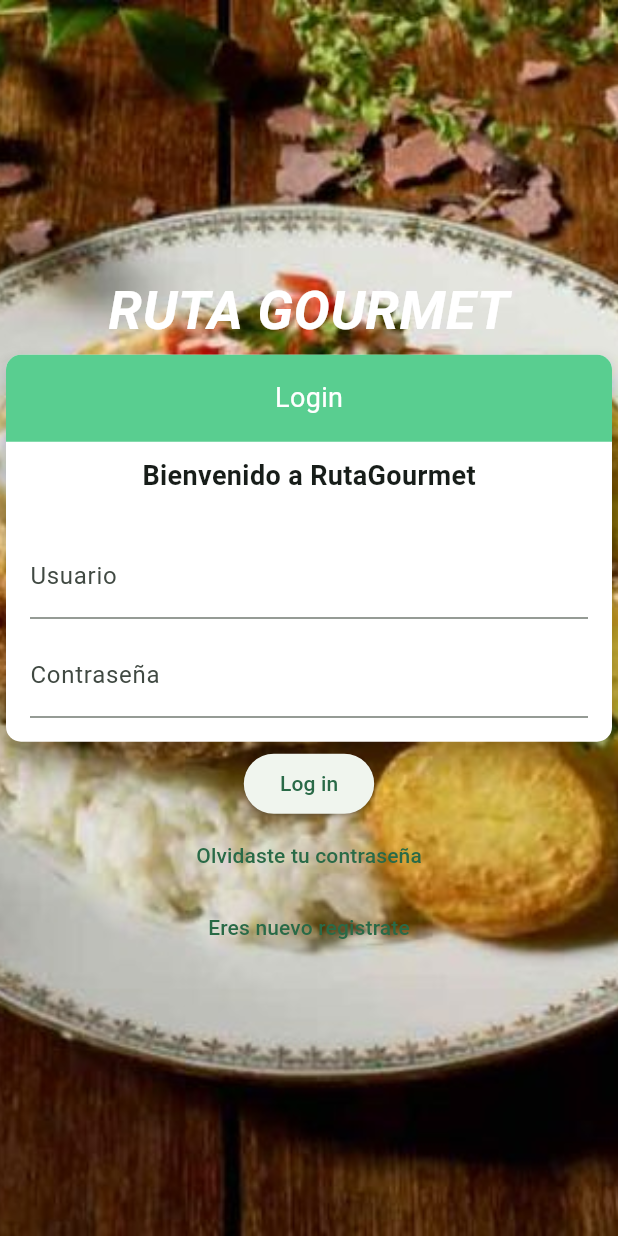
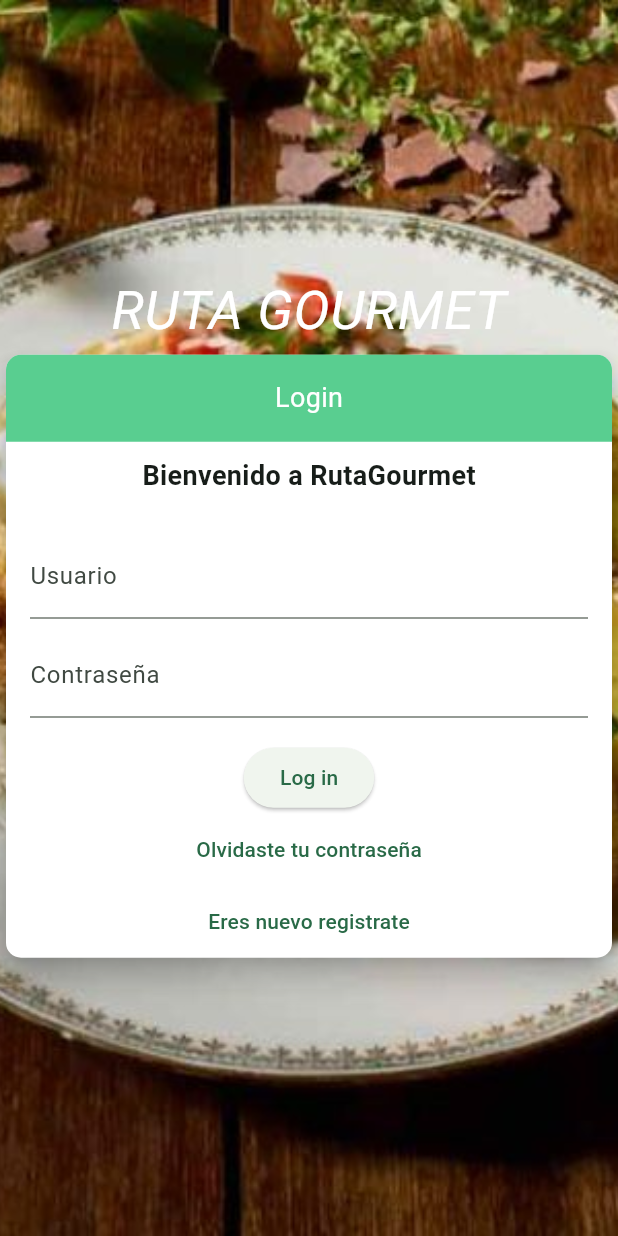
Before and after one commit to Chuch3x/proyecto_progra_movil, a Flutter app: the LoginScreenNew screen opened directly, after a tap on "Log in", on a phone screen of 412 x 824 dp. Run offline on Flutter 3.47's test engine with Material 3 defaults, Android fonts, the light colour scheme and no system bars; our stand-ins replace bloc, cloud_firestore, firebase_auth, firebase_core, flutter_bloc, flutter_dotenv and 3 more; missing offline and left inert: mapbox_gl; accounts and stored records are empty.

Commit message:
se movio los botones de login, olvidaste tu contra y eres nuevo a LoginOnWait

```diff
--- a/lib/login/ui/login_builder.dart
+++ b/lib/login/ui/login_builder.dart
@@ -12,7 +12,7 @@ class LoginScreenNew extends StatefulWidget {
   State<LoginScreenNew> createState() => _LoginScreenNewState();
 }
 
-Widget LoginOnWait(emailController, passwordController) {
+Widget LoginOnWait(emailController, passwordController, context) {
   return Card(
     color: const Color.fromARGB(255, 255, 255, 255),
     elevation: 8.0,
@@ -32,8 +32,8 @@ Widget LoginOnWait(emailController, passwordController) {
               topRight: Radius.circular(10.0),
             ),
           ),
-          child: Padding(
-            padding: const EdgeInsets.all(16.0),
+          child: const Padding(
+            padding: EdgeInsets.all(16.0),
             child: Text(
               'Login',
               style: TextStyle(
@@ -43,7 +43,7 @@ Widget LoginOnWait(emailController, passwordController) {
             ),
           ),
         ),
-        const SizedBox(height: 10), // Añade espacio entre el contenedor verde y el texto
+        const SizedBox(height: 10),
         const Text(
           'Bienvenido a RutaGourmet',
           style: TextStyle(
@@ -51,7 +51,7 @@ Widget LoginOnWait(emailController, passwordController) {
             fontWeight: FontWeight.bold,
           ),
         ),
-        const SizedBox(height: 10), // Añade espacio entre el texto y los campos de texto
+        const SizedBox(height: 10),
         Padding(
           padding: const EdgeInsets.all(16.0),
           child: Column(
@@ -63,7 +63,7 @@ Widget LoginOnWait(emailController, passwordController) {
                   labelText: 'Usuario',
                 ),
               ),
-              const SizedBox(height: 10), // Añade espacio entre los campos de texto
+              const SizedBox(height: 10),
               TextFormField(
                 controller: passwordController,
                 obscureText: true,
@@ -73,6 +73,28 @@ Widget LoginOnWait(emailController, passwordController) {
               ),
             ],
           ),
+        ),
+        ElevatedButton(
+          onPressed: () {
+            String username = emailController.text.toString();
+            String password = passwordController.text.toString();
+            if (username.isNotEmpty && password.isNotEmpty) {
+              context
+                  .read<LoginBloc>()
+                  .add(LoginInput(email: username, password: password));
+            }
+          },
+          child: const Text('Log in'),
+        ),
+        TextButton(
+          onPressed: () {},
+          child: const Text('Olvidaste tu contraseña'),
+        ),
+        TextButton(
+          onPressed: () {
+            context.go("/register");
+          },
+          child: const Text('Eres nuevo registrate'),
         ),
       ],
     ),
@@ -107,7 +129,6 @@ class _LoginScreenNewState extends State<LoginScreenNew> {
             'RUTA GOURMET',
             style: TextStyle(
               fontSize: 36.0,
-              fontWeight: FontWeight.bold,
               fontStyle: FontStyle.italic,
               color: Colors.white,
             ),
@@ -117,28 +138,7 @@ class _LoginScreenNewState extends State<LoginScreenNew> {
               if (state is LoginWaiting) {
                 return Column(
                   children: [
-                    LoginOnWait(_emailController, _passwordController),
-                    ElevatedButton(
-                      onPressed: () {
-                        String username = _emailController.text.toString();
-                        String password = _passwordController.text.toString();
-                        if (username.isNotEmpty && password.isNotEmpty) {
-                          context.read<LoginBloc>().add(
-                              LoginInput(email: username, password: password));
-                        }
-                      },
-                      child: const Text('Log in'),
-                    ),
-                    TextButton(
-                      onPressed: () {},
-                      child: const Text('Olvidaste tu contraseña'),
-                    ),
-                    TextButton(
-                      onPressed: () {
-                        context.go("/register");
-                      },
-                      child: const Text('Eres nuevo registrate'),
-                    ),
+                    LoginOnWait(_emailController, _passwordController, context),
                   ],
                 );
               } else if (state is LoginSuccesful) {
```
